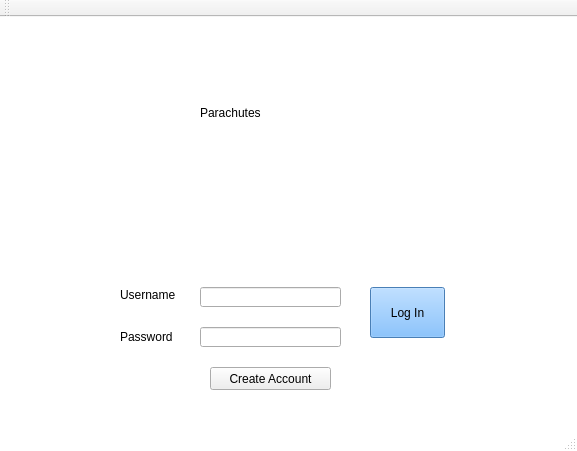
First picture: the form in A7-Parachutes/A7-Parachutes/mainwindow.ui, repository thePeterPan/CS3505-2016, before the edit.
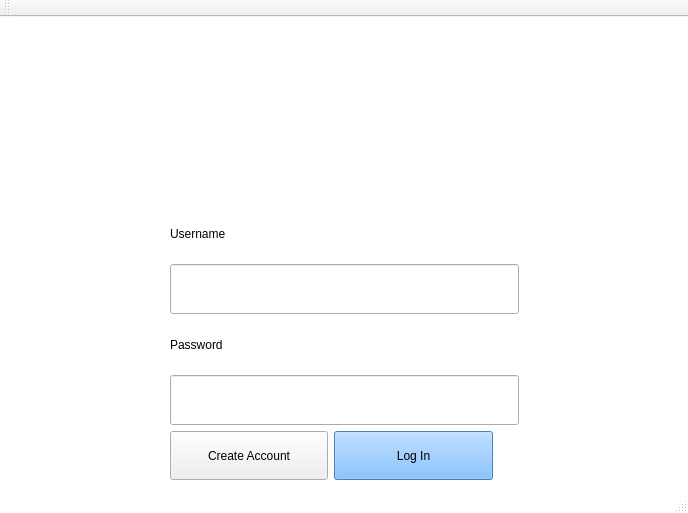
Second picture: the form after the edit. Icons and pictures are not drawn.

Patch:
```diff
--- a/A7-Parachutes/A7-Parachutes/mainwindow.ui
+++ b/A7-Parachutes/A7-Parachutes/mainwindow.ui
@@ -6,10 +6,16 @@
    <rect>
     <x>0</x>
     <y>0</y>
-    <width>577</width>
-    <height>451</height>
+    <width>688</width>
+    <height>513</height>
    </rect>
   </property>
+  <property name="sizePolicy">
+   <sizepolicy hsizetype="Expanding" vsizetype="Expanding">
+    <horstretch>0</horstretch>
+    <verstretch>0</verstretch>
+   </sizepolicy>
+  </property>
   <property name="windowTitle">
    <string>Parachutes</string>
   </property>
@@ -25,162 +31,218 @@
 }</string>
   </property>
   <widget class="QWidget" name="centralWidget">
-   <widget class="QLabel" name="imageLabel">
-    <property name="geometry">
-     <rect>
-      <x>160</x>
-      <y>0</y>
-      <width>251</width>
-      <height>201</height>
-     </rect>
-    </property>
-    <property name="text">
-     <string/>
-    </property>
-    <property name="pixmap">
-     <pixmap resource="images.qrc">:/images/cloud.png</pixmap>
-    </property>
-   </widget>
-   <widget class="QLabel" name="gameName">
-    <property name="geometry">
-     <rect>
-      <x>200</x>
-      <y>80</y>
-      <width>171</width>
-      <height>31</height>
-     </rect>
-    </property>
-    <property name="styleSheet">
-     <string notr="true">font: 75 22pt &quot;Fixedsys&quot;;</string>
-    </property>
-    <property name="text">
-     <string>Parachutes</string>
-    </property>
-   </widget>
-   <widget class="QLabel" name="usernameLabel">
-    <property name="geometry">
-     <rect>
-      <x>120</x>
-      <y>270</y>
-      <width>71</width>
-      <height>16</height>
-     </rect>
-    </property>
-    <property name="styleSheet">
-     <string notr="true">font: 9pt &quot;Fixedsys&quot;;</string>
-    </property>
-    <property name="text">
-     <string>Username</string>
-    </property>
-   </widget>
-   <widget class="QLabel" name="passwordLabel">
-    <property name="geometry">
-     <rect>
-      <x>120</x>
-      <y>310</y>
-      <width>71</width>
-      <height>20</height>
-     </rect>
-    </property>
-    <property name="styleSheet">
-     <string notr="true">font: 9pt &quot;Fixedsys&quot;;</string>
-    </property>
-    <property name="text">
-     <string>Password</string>
-    </property>
-   </widget>
-   <widget class="QPushButton" name="loginButton">
-    <property name="geometry">
-     <rect>
-      <x>370</x>
-      <y>270</y>
-      <width>75</width>
-      <height>51</height>
-     </rect>
-    </property>
-    <property name="styleSheet">
-     <string notr="true">QPushButton{
+   <property name="sizePolicy">
+    <sizepolicy hsizetype="Expanding" vsizetype="Expanding">
+     <horstretch>0</horstretch>
+     <verstretch>0</verstretch>
+    </sizepolicy>
+   </property>
+   <property name="styleSheet">
+    <string notr="true">center;</string>
+   </property>
+   <layout class="QHBoxLayout" name="horizontalLayout">
+    <item>
+     <layout class="QGridLayout" name="gridLayout">
+      <item row="2" column="1" colspan="3">
+       <widget class="QLabel" name="gameName">
+        <property name="sizePolicy">
+         <sizepolicy hsizetype="Expanding" vsizetype="Expanding">
+          <horstretch>0</horstretch>
+          <verstretch>0</verstretch>
+         </sizepolicy>
+        </property>
+        <property name="styleSheet">
+         <string notr="true">font: 75 22pt &quot;Fixedsys&quot;;
+center;
+</string>
+        </property>
+        <property name="text">
+         <string/>
+        </property>
+        <property name="pixmap">
+         <pixmap resource="images.qrc">:/images/logo.PNG</pixmap>
+        </property>
+       </widget>
+      </item>
+      <item row="4" column="0">
+       <spacer name="horizontalSpacer">
+        <property name="orientation">
+         <enum>Qt::Horizontal</enum>
+        </property>
+        <property name="sizeHint" stdset="0">
+         <size>
+          <width>58</width>
+          <height>20</height>
+         </size>
+        </property>
+       </spacer>
+      </item>
+      <item row="3" column="1" colspan="3">
+       <widget class="QLabel" name="warningLabel">
+        <property name="sizePolicy">
+         <sizepolicy hsizetype="Expanding" vsizetype="Expanding">
+          <horstretch>0</horstretch>
+          <verstretch>0</verstretch>
+         </sizepolicy>
+        </property>
+        <property name="font">
+         <font>
+          <pointsize>11</pointsize>
+          <weight>75</weight>
+          <italic>true</italic>
+          <bold>true</bold>
+         </font>
+        </property>
+        <property name="styleSheet">
+         <string notr="true">color:rgb(255, 0, 53)</string>
+        </property>
+        <property name="text">
+         <string/>
+        </property>
+        <property name="alignment">
+         <set>Qt::AlignCenter</set>
+        </property>
+       </widget>
+      </item>
+      <item row="4" column="4">
+       <spacer name="horizontalSpacer_2">
+        <property name="orientation">
+         <enum>Qt::Horizontal</enum>
+        </property>
+        <property name="sizeHint" stdset="0">
+         <size>
+          <width>40</width>
+          <height>20</height>
+         </size>
+        </property>
+       </spacer>
+      </item>
+      <item row="6" column="1" colspan="3">
+       <widget class="QLineEdit" name="inputUsername">
+        <property name="sizePolicy">
+         <sizepolicy hsizetype="Expanding" vsizetype="Expanding">
+          <horstretch>0</horstretch>
+          <verstretch>0</verstretch>
+         </sizepolicy>
+        </property>
+       </widget>
+      </item>
+      <item row="8" column="1" colspan="3">
+       <widget class="QLineEdit" name="inputPassword">
+        <property name="sizePolicy">
+         <sizepolicy hsizetype="Expanding" vsizetype="Expanding">
+          <horstretch>0</horstretch>
+          <verstretch>0</verstretch>
+         </sizepolicy>
+        </property>
+        <property name="inputMethodHints">
+         <set>Qt::ImhHiddenText|Qt::ImhSensitiveData</set>
+        </property>
+        <property name="inputMask">
+         <string/>
+        </property>
+       </widget>
+      </item>
+      <item row="7" column="1" colspan="3">
+       <widget class="QLabel" name="passwordLabel">
+        <property name="sizePolicy">
+         <sizepolicy hsizetype="Expanding" vsizetype="Expanding">
+          <horstretch>0</horstretch>
+          <verstretch>0</verstretch>
+         </sizepolicy>
+        </property>
+        <property name="styleSheet">
+         <string notr="true">font: 9pt &quot;Fixedsys&quot;;</string>
+        </property>
+        <property name="text">
+         <string>Password</string>
+        </property>
+       </widget>
+      </item>
+      <item row="5" column="1">
+       <widget class="QLabel" name="usernameLabel">
+        <property name="sizePolicy">
+         <sizepolicy hsizetype="Expanding" vsizetype="Expanding">
+          <horstretch>0</horstretch>
+          <verstretch>0</verstretch>
+         </sizepolicy>
+        </property>
+        <property name="styleSheet">
+         <string notr="true">font: 9pt &quot;Fixedsys&quot;;</string>
+        </property>
+        <property name="text">
+         <string>Username</string>
+        </property>
+       </widget>
+      </item>
+      <item row="11" column="3">
+       <spacer name="verticalSpacer_2">
+        <property name="orientation">
+         <enum>Qt::Vertical</enum>
+        </property>
+        <property name="sizeHint" stdset="0">
+         <size>
+          <width>20</width>
+          <height>40</height>
+         </size>
+        </property>
+       </spacer>
+      </item>
+      <item row="1" column="1">
+       <spacer name="verticalSpacer">
+        <property name="orientation">
+         <enum>Qt::Vertical</enum>
+        </property>
+        <property name="sizeHint" stdset="0">
+         <size>
+          <width>20</width>
+          <height>40</height>
+         </size>
+        </property>
+       </spacer>
+      </item>
+      <item row="11" column="2">
+       <widget class="QPushButton" name="loginButton">
+        <property name="sizePolicy">
+         <sizepolicy hsizetype="Expanding" vsizetype="Expanding">
+          <horstretch>0</horstretch>
+          <verstretch>0</verstretch>
+         </sizepolicy>
+        </property>
+        <property name="styleSheet">
+         <string notr="true">QPushButton{
 	font: 9pt &quot;Fixedsys&quot;;
 	background-color: rgb(102, 178, 255);
 
 
 }</string>
-    </property>
-    <property name="text">
-     <string>Log In</string>
-    </property>
-   </widget>
-   <widget class="QPushButton" name="createAccountButton">
-    <property name="geometry">
-     <rect>
-      <x>210</x>
-      <y>350</y>
-      <width>121</width>
-      <height>23</height>
-     </rect>
-    </property>
-    <property name="styleSheet">
-     <string notr="true">QPushButton{
+        </property>
+        <property name="text">
+         <string>Log In</string>
+        </property>
+       </widget>
+      </item>
+      <item row="11" column="1">
+       <widget class="QPushButton" name="createAccountButton">
+        <property name="sizePolicy">
+         <sizepolicy hsizetype="Expanding" vsizetype="Expanding">
+          <horstretch>0</horstretch>
+          <verstretch>0</verstretch>
+         </sizepolicy>
+        </property>
+        <property name="styleSheet">
+         <string notr="true">QPushButton{
 font: 9pt &quot;Fixedsys&quot;;
 }</string>
-    </property>
-    <property name="text">
-     <string>Create Account</string>
-    </property>
-   </widget>
-   <widget class="QLineEdit" name="inputUsername">
-    <property name="geometry">
-     <rect>
-      <x>200</x>
-      <y>270</y>
-      <width>141</width>
-      <height>20</height>
-     </rect>
-    </property>
-   </widget>
-   <widget class="QLineEdit" name="inputPassword">
-    <property name="geometry">
-     <rect>
-      <x>200</x>
-      <y>310</y>
-      <width>141</width>
-      <height>20</height>
-     </rect>
-    </property>
-    <property name="inputMethodHints">
-     <set>Qt::ImhHiddenText|Qt::ImhSensitiveData</set>
-    </property>
-    <property name="inputMask">
-     <string/>
-    </property>
-   </widget>
-   <widget class="QLabel" name="warningLabel">
-    <property name="geometry">
-     <rect>
-      <x>20</x>
-      <y>215</y>
-      <width>541</width>
-      <height>31</height>
-     </rect>
-    </property>
-    <property name="font">
-     <font>
-      <pointsize>11</pointsize>
-      <weight>75</weight>
-      <italic>true</italic>
-      <bold>true</bold>
-     </font>
-    </property>
-    <property name="styleSheet">
-     <string notr="true">color:rgb(255, 0, 53)</string>
-    </property>
-    <property name="text">
-     <string/>
-    </property>
-    <property name="alignment">
-     <set>Qt::AlignCenter</set>
-    </property>
-   </widget>
+        </property>
+        <property name="text">
+         <string>Create Account</string>
+        </property>
+       </widget>
+      </item>
+     </layout>
+    </item>
+   </layout>
   </widget>
   <widget class="QMenuBar" name="menuBar">
    <property name="geometry">
```
Left out of the diff: 10 changed lines with no effect on the pictures.
